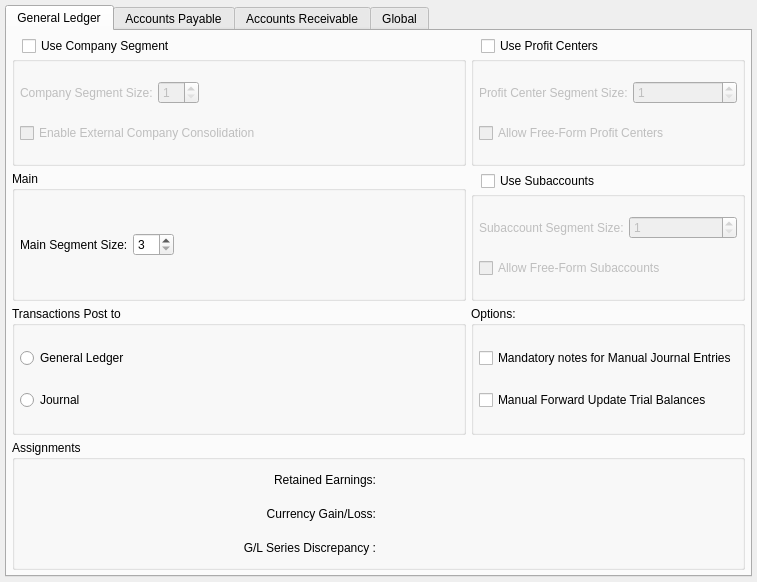
Qt form guiclient/configureGL.ui (Pegasus-RPG/xtuple-client) before a commit.
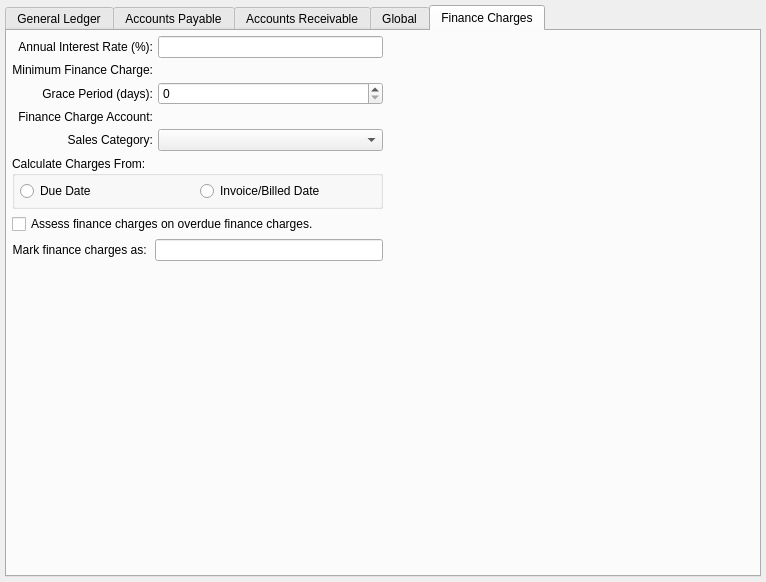
The same form after that commit. The open tabs and pages were chosen to show the change. Custom widgets are drawn as their Qt base class.

```diff
--- a/guiclient/configureGL.ui
+++ b/guiclient/configureGL.ui
@@ -13,7 +13,7 @@
    <rect>
     <x>0</x>
     <y>0</y>
-    <width>757</width>
+    <width>766</width>
     <height>582</height>
    </rect>
   </property>
@@ -1448,6 +1448,177 @@
        </item>
       </layout>
      </widget>
+     <widget class="QWidget" name="_fc">
+      <attribute name="title">
+       <string>Finance Charges</string>
+      </attribute>
+      <layout class="QHBoxLayout" name="horizontalLayout_10">
+       <item>
+        <layout class="QVBoxLayout" name="verticalLayout_9">
+         <item>
+          <layout class="QGridLayout" name="gridLayout_15">
+           <item row="3" column="1">
+            <widget class="GLCluster" name="_financeChargeAccount"/>
+           </item>
+           <item row="0" column="0">
+            <widget class="QLabel" name="_annualInterestRateLit">
+             <property name="text">
+              <string>Annual Interest Rate (%):</string>
+             </property>
+             <property name="alignment">
+              <set>Qt::AlignRight|Qt::AlignTrailing|Qt::AlignVCenter</set>
+             </property>
+            </widget>
+           </item>
+           <item row="0" column="1">
+            <widget class="XLineEdit" name="_annualInterestRate">
+             <property name="alignment">
+              <set>Qt::AlignRight|Qt::AlignTrailing|Qt::AlignVCenter</set>
+             </property>
+            </widget>
+           </item>
+           <item row="1" column="0">
+            <widget class="QLabel" name="_minFinanceChargeLit">
+             <property name="text">
+              <string>Minimum Finance Charge:</string>
+             </property>
+             <property name="alignment">
+              <set>Qt::AlignRight|Qt::AlignTrailing|Qt::AlignVCenter</set>
+             </property>
+            </widget>
+           </item>
+           <item row="1" column="1">
+            <widget class="CurrCluster" name="_minFinanceCharge">
+             <property name="localControl">
+              <bool>true</bool>
+             </property>
+             <property name="currencyEditable" stdset="0">
+              <bool>false</bool>
+             </property>
+            </widget>
+           </item>
+           <item row="2" column="0">
+            <widget class="QLabel" name="_gracePeriodLit">
+             <property name="text">
+              <string>Grace Period (days):</string>
+             </property>
+             <property name="alignment">
+              <set>Qt::AlignRight|Qt::AlignTrailing|Qt::AlignVCenter</set>
+             </property>
+            </widget>
+           </item>
+           <item row="2" column="1">
+            <widget class="QSpinBox" name="_gracePeriod"/>
+           </item>
+           <item row="3" column="0">
+            <widget class="QLabel" name="_financeChargeAccountLit">
+             <property name="text">
+              <string>Finance Charge Account:</string>
+             </property>
+             <property name="alignment">
+              <set>Qt::AlignRight|Qt::AlignTrailing|Qt::AlignVCenter</set>
+             </property>
+            </widget>
+           </item>
+           <item row="4" column="0">
+            <widget class="QLabel" name="_salesCatLit">
+             <property name="text">
+              <string>Sales Category:</string>
+             </property>
+             <property name="alignment">
+              <set>Qt::AlignRight|Qt::AlignTrailing|Qt::AlignVCenter</set>
+             </property>
+            </widget>
+           </item>
+           <item row="4" column="1">
+            <widget class="XComboBox" name="_salesCat">
+             <property name="allowNull">
+              <bool>true</bool>
+             </property>
+             <property name="type">
+              <enum>XComboBox::SalesCategoriesActive</enum>
+             </property>
+            </widget>
+           </item>
+          </layout>
+         </item>
+         <item>
+          <widget class="QGroupBox" name="_calculateChargesGroup">
+           <property name="title">
+            <string>Calculate Charges From:</string>
+           </property>
+           <layout class="QHBoxLayout" name="horizontalLayout_9">
+            <item>
+             <widget class="QRadioButton" name="_dueDate">
+              <property name="text">
+               <string>Due Date</string>
+              </property>
+             </widget>
+            </item>
+            <item>
+             <widget class="QRadioButton" name="_invoiceDate">
+              <property name="text">
+               <string>Invoice/Billed Date</string>
+              </property>
+             </widget>
+            </item>
+           </layout>
+          </widget>
+         </item>
+         <item>
+          <widget class="QCheckBox" name="_assignOnOverdue">
+           <property name="text">
+            <string>Assess finance charges on overdue finance charges. </string>
+           </property>
+          </widget>
+         </item>
+         <item>
+          <layout class="QHBoxLayout" name="horizontalLayout_8">
+           <item>
+            <widget class="QLabel" name="_financeChargeLabelLit">
+             <property name="text">
+              <string>Mark finance charges as: </string>
+             </property>
+             <property name="alignment">
+              <set>Qt::AlignRight|Qt::AlignTrailing|Qt::AlignVCenter</set>
+             </property>
+            </widget>
+           </item>
+           <item>
+            <widget class="QLineEdit" name="_financeChargeLabel"/>
+           </item>
+          </layout>
+         </item>
+         <item>
+          <spacer name="verticalSpacer_2">
+           <property name="orientation">
+            <enum>Qt::Vertical</enum>
+           </property>
+           <property name="sizeHint" stdset="0">
+            <size>
+             <width>20</width>
+             <height>40</height>
+            </size>
+           </property>
+          </spacer>
+         </item>
+        </layout>
+       </item>
+       <item>
+        <spacer name="horizontalSpacer_8">
+         <property name="orientation">
+          <enum>Qt::Horizontal</enum>
+         </property>
+         <property name="sizeHint" stdset="0">
+          <size>
+           <width>297</width>
+           <height>20</height>
+          </size>
+         </property>
+        </spacer>
+       </item>
+      </layout>
+     </widget>
     </widget>
    </item>
   </layout>
@@ -1459,6 +1630,16 @@
    <extends>QWidget</extends>
    <header>addresscluster.h</header>
   </customwidget>
+  <customwidget>
+   <class>CurrCluster</class>
+   <extends>CurrDisplay</extends>
+   <header>currcluster.h</header>
+  </customwidget>
+  <customwidget>
+   <class>CurrDisplay</class>
+   <extends>QWidget</extends>
+   <header>currcluster.h</header>
+  </customwidget>
   <customwidget>
    <class>GLCluster</class>
    <extends>QWidget</extends>
```
Left out of the diff: 2 changed lines with no effect on the pictures.
